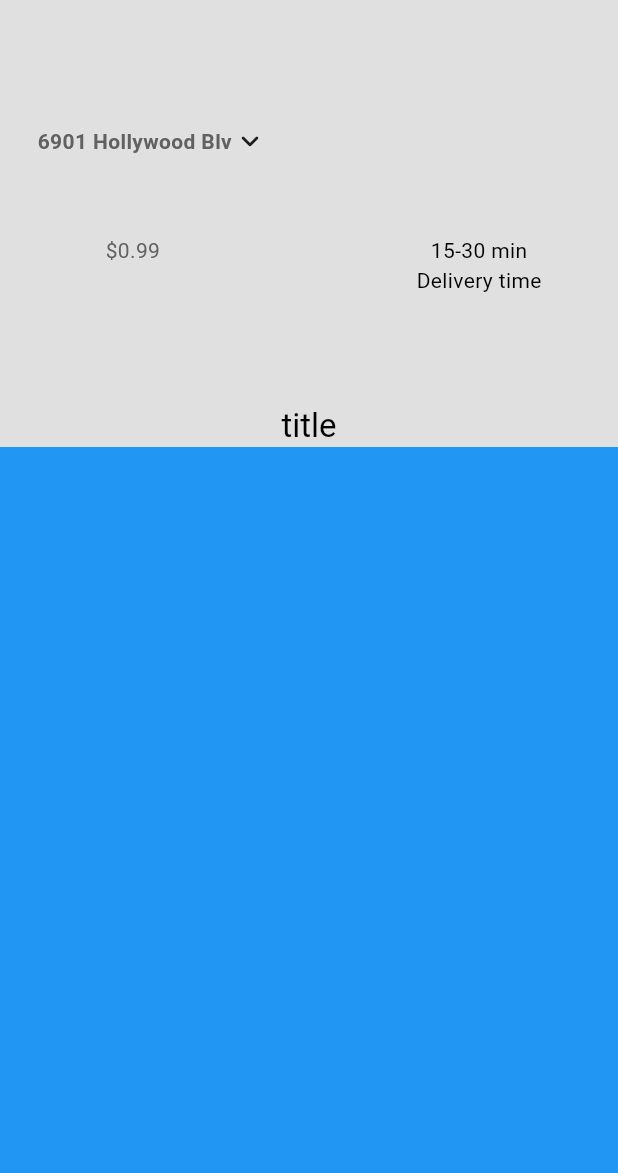
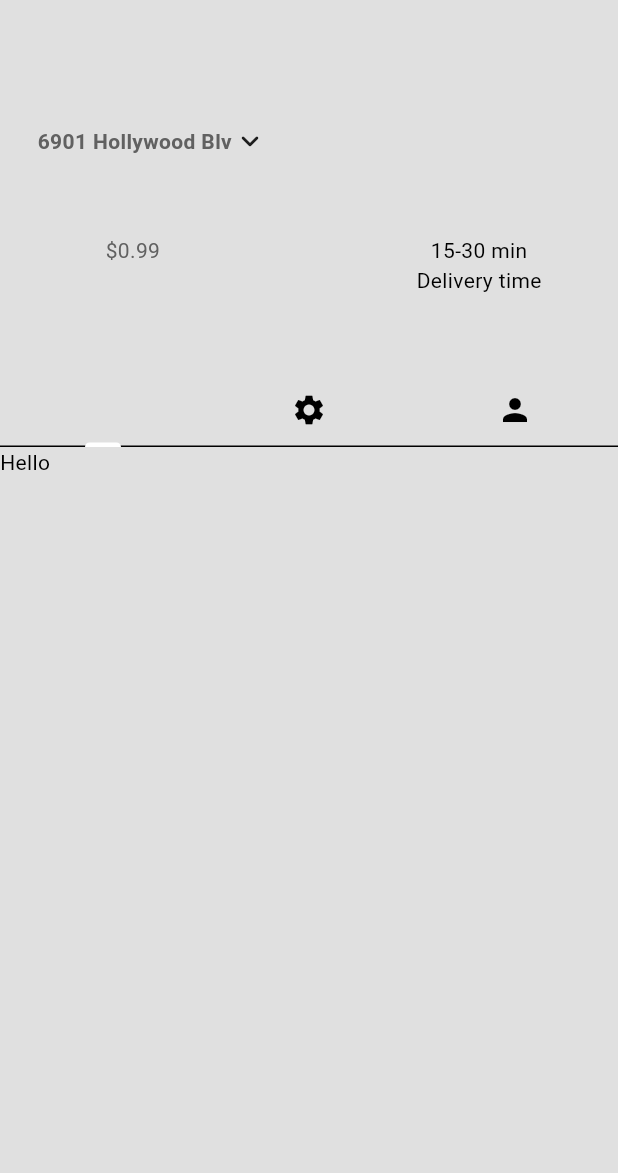
Before and after one commit to Nimdinu-Weerathunga/Food_Delivery_App_w_Backend, a Flutter app: the HomePage screen opened directly, on a phone screen of 412 x 824 dp, the part 63-1236 px from its top. Run offline on Flutter 3.47's test engine with Material 3 defaults, Android fonts, the phone set to English and light mode, and no system bars.

Commit message:
create Tab Bar view

```diff
--- /dev/null
+++ b/lib/components/my_tab_bar.dart
@@ -0,0 +1,20 @@
+import 'package:flutter/material.dart';
+
+class MyTabBar extends StatelessWidget {
+  final TabController tabController;
+  const MyTabBar({super.key, required this.tabController});
+
+  @override
+  Widget build(BuildContext context) {
+    return TabBar(
+      controller: tabController,
+      tabs: [
+        Tab(icon: Icon(Icons.home)),
+
+        Tab(icon: Icon(Icons.settings)),
+
+        Tab(icon: Icon(Icons.person)),
+      ],
+    );
+  }
+}
--- a/lib/pages/home_page.dart
+++ b/lib/pages/home_page.dart
@@ -3,9 +3,31 @@ import 'package:food_delivery_app_w_backend/components/my_current_location.dart'
 import 'package:food_delivery_app_w_backend/components/my_description_box.dart';
 import 'package:food_delivery_app_w_backend/components/my_drawer.dart';
 import 'package:food_delivery_app_w_backend/components/my_sliver_app_bar.dart';
+import 'package:food_delivery_app_w_backend/components/my_tab_bar.dart';
 
-class HomePage extends StatelessWidget {
+class HomePage extends StatefulWidget {
   const HomePage({super.key});
+
+  @override
+  State<HomePage> createState() => _HomePageState();
+}
+
+class _HomePageState extends State<HomePage>
+    with SingleTickerProviderStateMixin {
+  // tab controller
+  late TabController _tabController;
+
+  @override
+  void initState() {
+    super.initState();
+    _tabController = TabController(length: 2, vsync: this);
+  }
+
+  @override
+  void dispose() {
+    _tabController.dispose();
+    super.dispose();
+  }
 
   @override
   Widget build(BuildContext context) {
@@ -14,7 +36,7 @@ class HomePage extends StatelessWidget {
       body: NestedScrollView(
         headerSliverBuilder: (context, innerBoxIsScrolled) => [
           MySliverAppBar(
-            title: Text("title"),
+            title: MyTabBar(tabController: _tabController),
             child: Column(
               mainAxisAlignment: MainAxisAlignment.end,
               children: [
@@ -33,7 +55,7 @@ class HomePage extends StatelessWidget {
             ),
           ),
         ],
-        body: Container(color: Colors.blue),
+        body: TabBarView(controller: _tabController, children: [Text("Hello")]),
       ),
     );
   }
```
